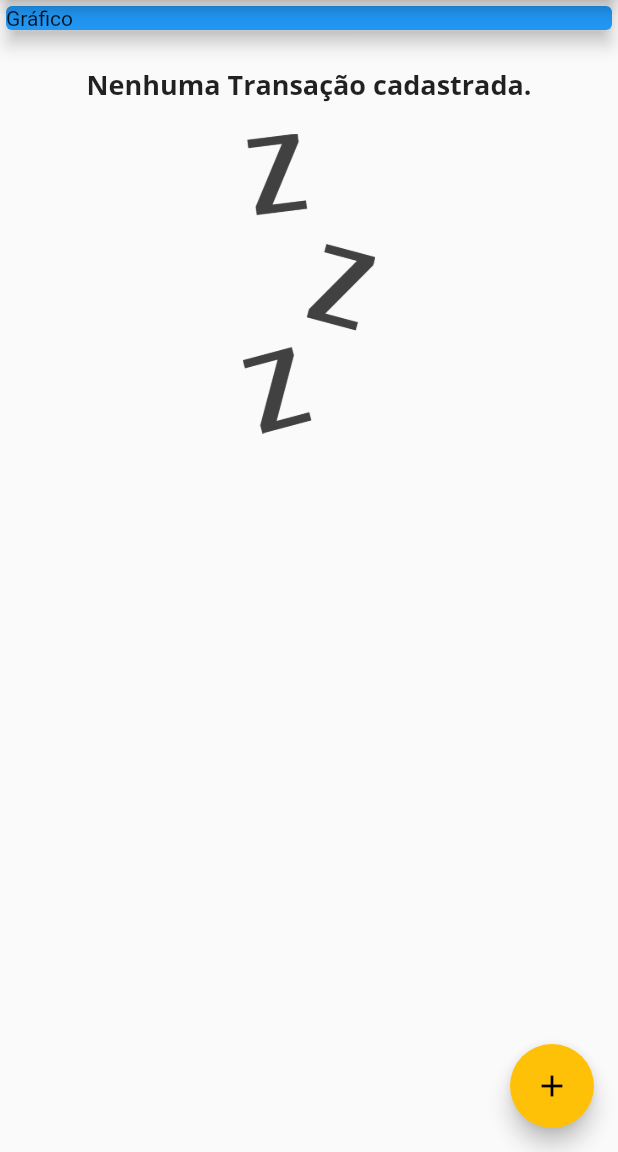
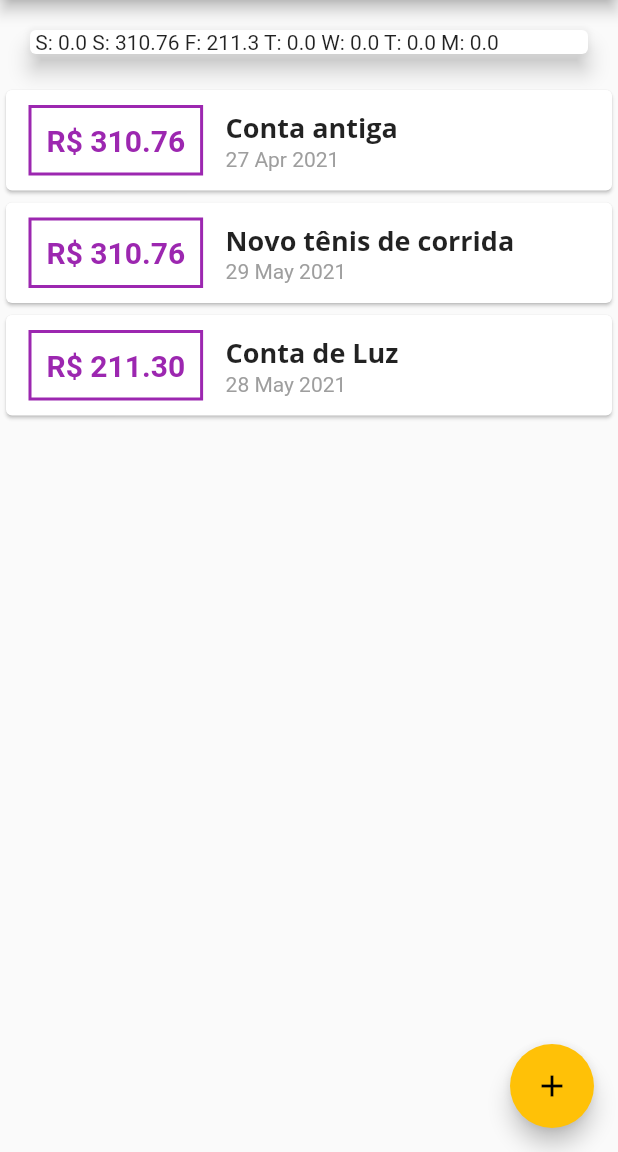
Before and after one commit to juareribeiro/Expenses, a Flutter app: the screen it shows after launch, on a phone screen of 412 x 824 dp, the part 84-1236 px from its top. Run offline on Flutter 3.47's test engine with Material 2 defaults, Android fonts, the phone set to English and light mode, and no system bars.

Commit message:
Inciando chart

```diff
--- a/lib/components/chart.dart
+++ b/lib/components/chart.dart
@@ -32,11 +32,14 @@ class Chart extends StatelessWidget {
 
   @override
   Widget build(BuildContext context) {
+    groupedTransactions;
     return Card(
       elevation: 6,
       margin: EdgeInsets.all(20),
       child: Row(
-        children: [],
+        children: groupedTransactions.map((transaction) {
+          return Text(' ${transaction['day']}: ${transaction['value']}');
+        }).toList(),
       ),
     );
   }
--- a/lib/main.dart
+++ b/lib/main.dart
@@ -1,4 +1,5 @@
 import 'dart:math';
+import 'package:expenses/components/chart.dart';
 import 'package:expenses/components/transaction_form.dart';
 import 'package:expenses/components/transaction_list.dart';
 import 'package:expenses/models/transaction.dart';
@@ -38,19 +39,33 @@ class MyHomePage extends StatefulWidget {
 
 class _MyHomePageState extends State<MyHomePage> {
   final List<Transaction> _transactions = [
-    // Transaction(
-    //   id: 't1',
-    //   title: 'Novo tênis de corrida',
-    //   value: 310.76,
-    //   date: DateTime.now(),
-    // ),
-    // Transaction(
-    //   id: 't2',
-    //   title: 'Conta de Luz',
-    //   value: 211.30,
-    //   date: DateTime.now(),
-    // ),
+    Transaction(
+      id: 't0',
+      title: 'Conta antiga',
+      value: 310.76,
+      date: DateTime.now().subtract(Duration(days: 33)),
+    ),
+    Transaction(
+      id: 't1',
+      title: 'Novo tênis de corrida',
+      value: 310.76,
+      date: DateTime.now().subtract(Duration(days: 1)),
+    ),
+    Transaction(
+      id: 't2',
+      title: 'Conta de Luz',
+      value: 211.30,
+      date: DateTime.now().subtract(Duration(days: 2)),
+    ),
   ];
+
+  List<Transaction> get _recentTransactions {
+    return _transactions.where((transaction) {
+      return transaction.date.isAfter(
+        DateTime.now().subtract(Duration(days: 7)),
+      );
+    }).toList();
+  }
 
   _addTransaction(String title, double value) {
     final newTransaction = Transaction(
@@ -91,13 +106,7 @@ class _MyHomePageState extends State<MyHomePage> {
           child: Column(
             crossAxisAlignment: CrossAxisAlignment.stretch,
             children: [
-              Container(
-                child: Card(
-                  color: Colors.blue,
-                  child: Text('Gráfico'),
-                  elevation: 5,
-                ),
-              ),
+              Chart(_recentTransactions),
               TransactionList(_transactions)
             ],
           ),
```
